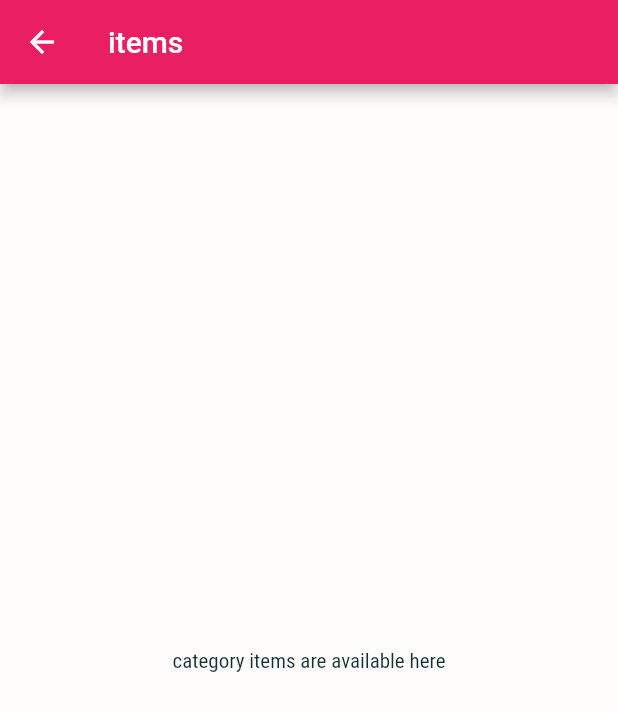
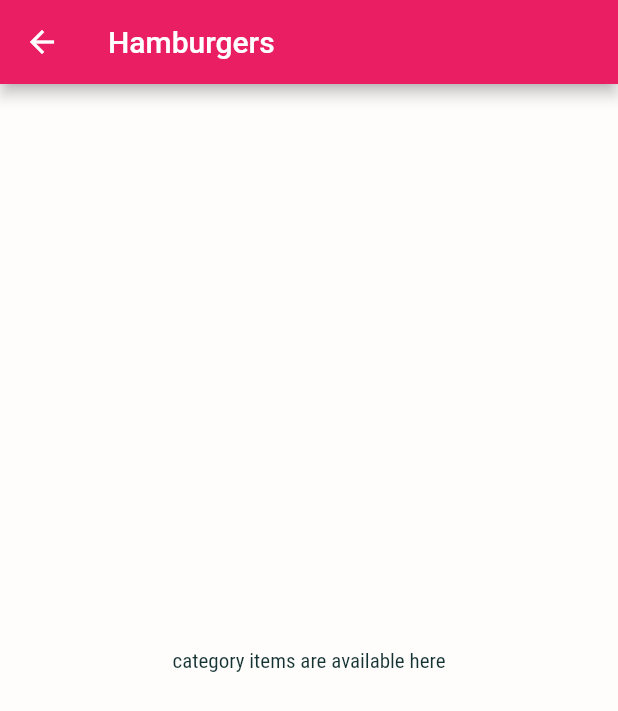
Before and after one commit to M-Madhavreddy/meals_app, a Flutter app: the screen it shows after launch, after a tap on "Hamburgers", on a phone screen of 412 x 824 dp. Shown: the top 711 px of the screen. Run offline on Flutter 3.47's test engine with Material 2 defaults, Android fonts, the phone set to English and light mode, and no system bars.

```diff
--- a/lib/category_screen.dart
+++ b/lib/category_screen.dart
@@ -10,7 +10,7 @@ class categoryScreen extends StatelessWidget {
   Widget build(BuildContext context) {
     return GridView(
       children: DUMMY_CATEGORIES
-          .map((ctg) => categoryView(bgcolor: ctg.color, title: ctg.title))
+          .map((ctg) => categoryView( title: ctg.title, bgcolor: ctg.color,), )
           .toList(),
       gridDelegate: SliverGridDelegateWithMaxCrossAxisExtent(
             maxCrossAxisExtent: 300,
--- a/lib/categorylist.dart
+++ b/lib/categorylist.dart
@@ -1,15 +1,23 @@
+import 'dart:ui';
+import 'dart:ui';
+import 'dart:ui';
+
 import 'package:flutter/material.dart';
 
 class CategoryList extends StatelessWidget {
-  const CategoryList({Key? key}) : super(key: key);
+
+
+  //final String id;
+  final String title;
+  final Color color;
+
+  CategoryList( {required this.title , required this.color});
 
   @override
   Widget build(BuildContext context) {
     return Scaffold(
-
       appBar: AppBar(
-        title: Text('items'),
-
+        title: Text(title),
       ),
       body: Center(
         child: Text('category items are available here'),
--- a/lib/modals/categoryview.dart
+++ b/lib/modals/categoryview.dart
@@ -10,12 +10,13 @@ class categoryView extends StatelessWidget {
   categoryView({
     required this.bgcolor,
     required this.title,
+
   });
 
   void selected(BuildContext ctx) {
     Navigator.of(ctx).push(
       MaterialPageRoute(builder: (_) {
-        return CategoryList();
+        return CategoryList(title: title, color: bgcolor , );
       }),
     );
   }
```
